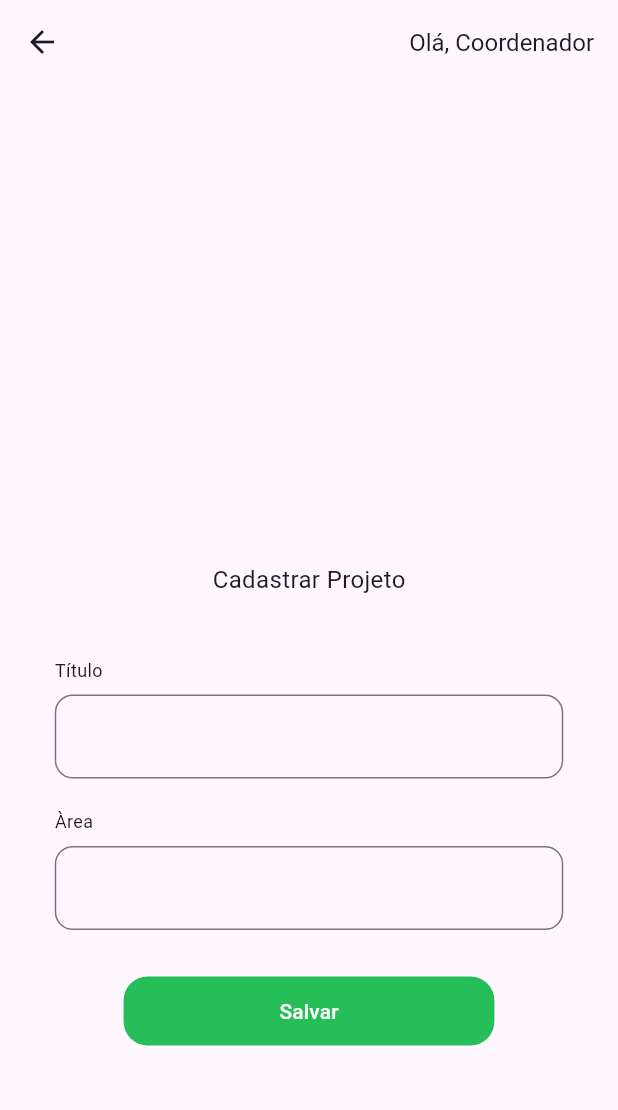
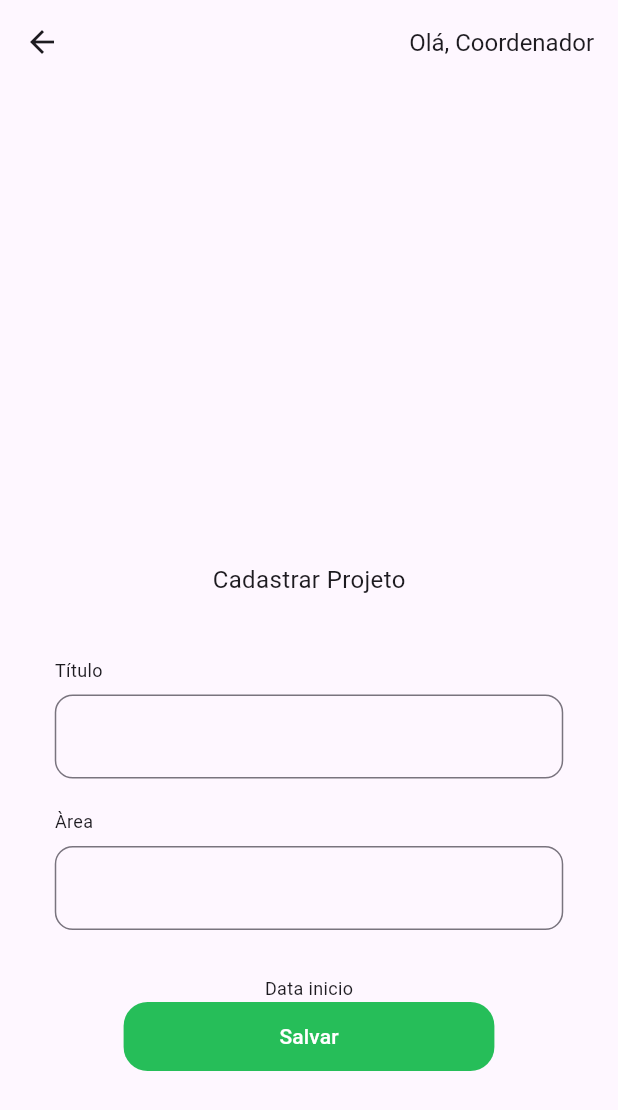
Before and after one commit to Gustanevez/APP_Gerenciamento_Bolsistas, a Flutter app: the Registerproject screen opened directly, after a tap on "Salvar", on a phone screen of 412 x 824 dp. Shown: the top 1110 px of the screen. Run offline on Flutter 3.47's test engine with Material 3 defaults, Android fonts, the phone set to English and light mode, and no system bars; our stand-ins replace flutter_riverpod; Roboto replaces fonts that are missing (ABeeZee).

Commit message:
Atualização da tela

```diff
--- a/lib/Screens/RegisterProject.dart
+++ b/lib/Screens/RegisterProject.dart
@@ -1,4 +1,7 @@
+
 import 'package:flutter/material.dart';
+import 'package:gerenciamento_bolsistas/Models/Project.dart';
+import 'package:gerenciamento_bolsistas/Models/Project_State_provider.dart';
 import 'package:gerenciamento_bolsistas/Style/colors.dart';
 import 'package:gerenciamento_bolsistas/Widgets/buttonActions.dart';
 import 'package:gerenciamento_bolsistas/Widgets/Menu.dart';
@@ -12,8 +15,17 @@ class Registerproject extends ConsumerStatefulWidget {
 
 }
 
+
 class _Registerproject extends ConsumerState<Registerproject> {
+  final _titulo = TextEditingController();
+  final _area = TextEditingController();
   @override
+
+  void clean (){
+    _titulo.dispose();
+    _area.dispose();
+    super.dispose();
+  }
   Widget build(BuildContext context) {
     return Scaffold(
       //rawer: const Menu(),
@@ -41,7 +53,7 @@ class _Registerproject extends ConsumerState<Registerproject> {
                     SizedBox(width: 357, height: 239),
 
                     SizedBox(height: 40),
-                    Container(
+                    SizedBox(
                       child: Text(
                         'Cadastrar Projeto',
                         style: TextStyle(fontFamily: 'ABeeZee', fontSize: 16),
@@ -60,6 +72,7 @@ class _Registerproject extends ConsumerState<Registerproject> {
                         SizedBox(
                           width: 339,
                           child: TextField(
+                            controller: _titulo,
                             decoration: InputDecoration(
                               border: OutlineInputBorder(
                                 borderRadius: BorderRadius.circular(12),
@@ -83,6 +96,7 @@ class _Registerproject extends ConsumerState<Registerproject> {
                     SizedBox(
                       width: 339,
                       child: TextField(
+                        controller: _area,
                         decoration: InputDecoration(
                           border: OutlineInputBorder(
                             borderRadius: BorderRadius.circular(12),
@@ -93,10 +107,28 @@ class _Registerproject extends ConsumerState<Registerproject> {
                   ],
                 ),
                 SizedBox(height: 30),
+                Column(
+                  crossAxisAlignment: CrossAxisAlignment.start,
+                  children: [
+                    Text('Data inicio',style: TextStyle(
+                      fontFamily: 'ABeeZee',
+                      fontSize: 12,
+                    ),
+                  ),
+                  const SizedBox(width: 8,),
+
+
+                ],
+              ),
                 Buttonactions(
                   text: 'Salvar',
                   onPressed: () {
-
+                    final novoproject = Project(
+                      titulo:  _titulo.text,
+                      area: _area.text,
+                    );
+                    ref.read(projectProvider.notifier).addProject(novoproject);
+                    Navigator.pop(context);
                   },
                   size: Size(MediaQuery.of(context).size.width * 0.6, 46),
                   color: cor4,
```
